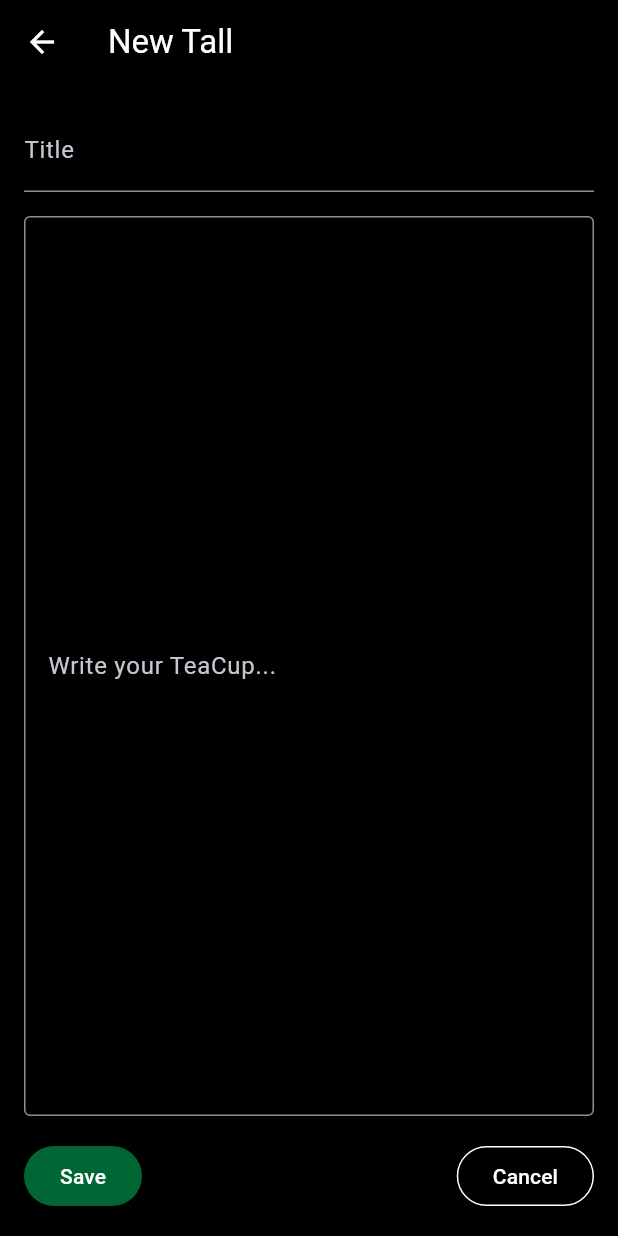
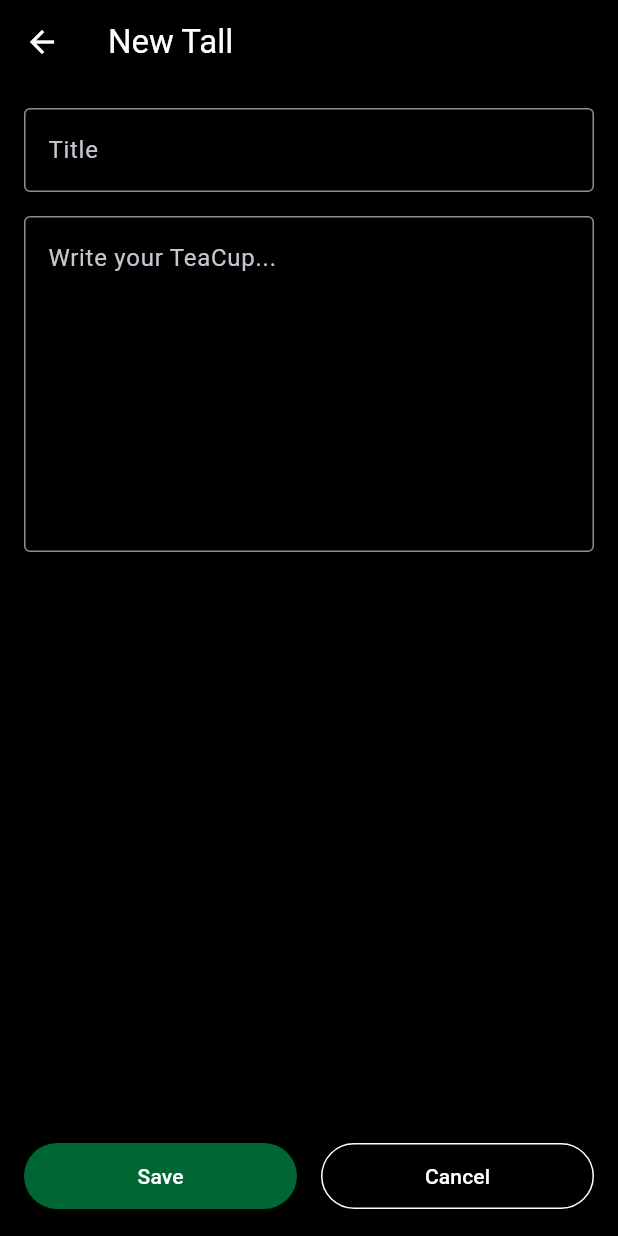
Before and after one commit to rlpvin/teahee, a Flutter app: the EditScreen screen opened directly, on a phone screen of 412 x 824 dp. Run offline on Flutter 3.47's test engine with Material 3 defaults, Android fonts, the phone set to English and light mode, and no system bars; our stand-ins replace file_picker, image_picker, open_filex, permission_handler; missing offline and left inert: flutter_media_metadata, video_thumbnail.

Commit message:
Fix: Scrollable EditScreen, text capitalization

```diff
--- a/lib/screens/edit_screen.dart
+++ b/lib/screens/edit_screen.dart
@@ -115,15 +115,22 @@ class _EditScreenState extends State<EditScreen> {
     return Scaffold(
       appBar: AppBar(title: Text(widget.teacup == null ? "New $_currentType" : "Edit $_currentType")),
       body: SafeArea(
-        child: Padding(
+        child: Column(
+          children: [
+            Expanded(
+              child: SingleChildScrollView(
                 padding: const EdgeInsets.all(16),
                 child: Form(
                   key: _formKey,
                   child: Column(
+                    crossAxisAlignment: CrossAxisAlignment.stretch,
                     children: [
                       TextFormField(
                         controller: _titleController,
-                  decoration: const InputDecoration(labelText: "Title"),
+                        decoration: const InputDecoration(
+                          labelText: "Title",
+                          border: OutlineInputBorder(),
+                        ),
                         validator: (value) {
                           if (value == null || value.trim().isEmpty) {
                             return "Please enter a title";
@@ -132,14 +139,15 @@ class _EditScreenState extends State<EditScreen> {
                         },
                       ),
                       const SizedBox(height: 16),
-                Expanded(
-                  child: TextFormField(
+                      TextFormField(
                         controller: _contentController,
+                        minLines: 8,
                         maxLines: null,
-                    expands: true,
+                        textCapitalization: TextCapitalization.sentences,
                         decoration: const InputDecoration(
                           hintText: "Write your TeaCup...",
                           border: OutlineInputBorder(),
+                          alignLabelWithHint: true,
                         ),
                         validator: (value) {
                           if (value == null || value.trim().isEmpty) {
@@ -148,27 +156,31 @@ class _EditScreenState extends State<EditScreen> {
                           return null;
                         },
                       ),
-                ),
                       if (_currentType != "Tall" && _mediaPaths.isNotEmpty)
                         Padding(
-                  padding: const EdgeInsets.symmetric(vertical: 8.0),
+                          padding: const EdgeInsets.symmetric(vertical: 16.0),
                           child: Column(
+                            crossAxisAlignment: CrossAxisAlignment.start,
                             children: [
-                      Text("${_mediaPaths.length} media item(s)", style: const TextStyle(color: Colors.grey)),
+                              Text(
+                                "${_mediaPaths.length} media item(s)",
+                                style: Theme.of(context).textTheme.bodySmall?.copyWith(color: Colors.grey),
+                              ),
                               const SizedBox(height: 8),
                               SizedBox(
-                        height: 100,
+                                height: 120,
                                 child: ListView.builder(
                                   scrollDirection: Axis.horizontal,
                                   itemCount: _mediaPaths.length,
                                   itemBuilder: (context, index) {
                                     final path = _mediaPaths[index];
-
-                            return Stack(
+                                    return Padding(
+                                      padding: const EdgeInsets.all(4.0),
+                                      child: Stack(
                                         children: [
                                           Container(
                                             width: 100,
-                                  margin: const EdgeInsets.only(right: 8),
+                                            height: 100,
                                             decoration: BoxDecoration(
                                               border: Border.all(color: Colors.white24),
                                               borderRadius: BorderRadius.circular(8),
@@ -178,8 +190,8 @@ class _EditScreenState extends State<EditScreen> {
                                             child: MediaThumbnail(path: path),
                                           ),
                                           Positioned(
-                                  top: 4,
-                                  right: 12,
+                                            top: 0,
+                                            right: 0,
                                             child: GestureDetector(
                                               onTap: () {
                                                 setState(() {
@@ -187,15 +199,17 @@ class _EditScreenState extends State<EditScreen> {
                                                 });
                                               },
                                               child: Container(
+                                                padding: const EdgeInsets.all(2),
                                                 decoration: const BoxDecoration(
                                                   color: Colors.black54,
                                                   shape: BoxShape.circle,
                                                 ),
-                                      child: const Icon(Icons.close, color: Colors.white, size: 20),
+                                                child: const Icon(Icons.close, color: Colors.white, size: 18),
                                               ),
                                             ),
                                           ),
                                         ],
+                                      ),
                                     );
                                   },
                                 ),
@@ -204,27 +218,32 @@ class _EditScreenState extends State<EditScreen> {
                           ),
                         ),
                       if (_currentType == "Grande")
-                ElevatedButton.icon(
+                        Padding(
+                          padding: const EdgeInsets.only(top: 8),
+                          child: ElevatedButton.icon(
                             onPressed: _pickImage,
                             icon: const Icon(Icons.image),
                             label: const Text("Add Image"),
                           ),
+                        ),
                       if (_currentType == "Venti")
-                Row(
-                  mainAxisAlignment: MainAxisAlignment.center,
+                        Padding(
+                          padding: const EdgeInsets.only(top: 8),
+                          child: Wrap(
+                            spacing: 8,
+                            runSpacing: 8,
+                            alignment: WrapAlignment.center,
                             children: [
                               ElevatedButton.icon(
                                 onPressed: _pickImage,
                                 icon: const Icon(Icons.image),
                                 label: const Text("Image"),
                               ),
-                    const SizedBox(width: 8),
                               ElevatedButton.icon(
                                 onPressed: _pickAudio,
                                 icon: const Icon(Icons.mic),
                                 label: const Text("Audio"),
                               ),
-                    const SizedBox(width: 8),
                               ElevatedButton.icon(
                                 onPressed: _pickVideo,
                                 icon: const Icon(Icons.videocam),
@@ -232,27 +251,54 @@ class _EditScreenState extends State<EditScreen> {
                               ),
                             ],
                           ),
-              const SizedBox(height: 16),
-              Row(
-                mainAxisAlignment: MainAxisAlignment.spaceBetween,
-                children: [
-                  ElevatedButton(
-                    style: AppButtons.saveButton,
-                    onPressed: _save,
-                    child: const Text("Save"),
-                  ),
-                  OutlinedButton(
-                    style: AppButtons.cancelButton,
-                    onPressed: () => Navigator.pop(context),
-                    child: const Text("Cancel"),
-                  ),
-                ],
                         ),
                     ],
                   ),
                 ),
               ),
             ),
+            Container(
+              padding: const EdgeInsets.all(16),
+              decoration: BoxDecoration(
+                color: Theme.of(context).scaffoldBackgroundColor,
+                boxShadow: [
+                  BoxShadow(
+                    color: Colors.black.withValues(alpha: 0.3),
+                    blurRadius: 10,
+                    offset: const Offset(0, -5),
+                  ),
+                ],
+              ),
+              child: Row(
+                mainAxisAlignment: MainAxisAlignment.spaceBetween,
+                children: [
+                  Expanded(
+                    child: ElevatedButton(
+                      style: AppButtons.saveButton,
+                      onPressed: _save,
+                      child: const Padding(
+                        padding: EdgeInsets.symmetric(vertical: 12),
+                        child: Text("Save"),
+                      ),
+                    ),
+                  ),
+                  const SizedBox(width: 16),
+                  Expanded(
+                    child: OutlinedButton(
+                      style: AppButtons.cancelButton,
+                      onPressed: () => Navigator.pop(context),
+                      child: const Padding(
+                        padding: EdgeInsets.symmetric(vertical: 12),
+                        child: Text("Cancel"),
+                      ),
+                    ),
+                  ),
+                ],
+              ),
+            ),
+          ],
+        ),
+      ),
     );
   }
 }
```
Lines whose indentation alone changed are shown as unchanged.
